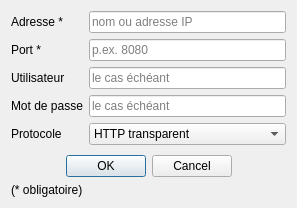
Above: dialog_proxy.ui from dasycarpum/pro_DDT_Viginond before the change. Below: the same form after it.
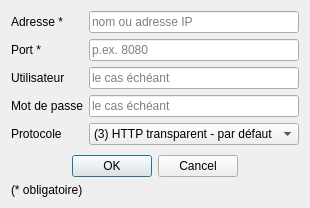
That is the form after the change.

The edit to the form file:
```diff
--- a/dialog_proxy.ui
+++ b/dialog_proxy.ui
@@ -28,7 +28,7 @@
      </property>
      <item>
       <property name="text">
-       <string>HTTP transparent</string>
+       <string>(3) HTTP transparent - par défaut</string>
       </property>
      </item>
      <item>
```
Left out of the diff: 4 changed lines with no effect on the pictures.
